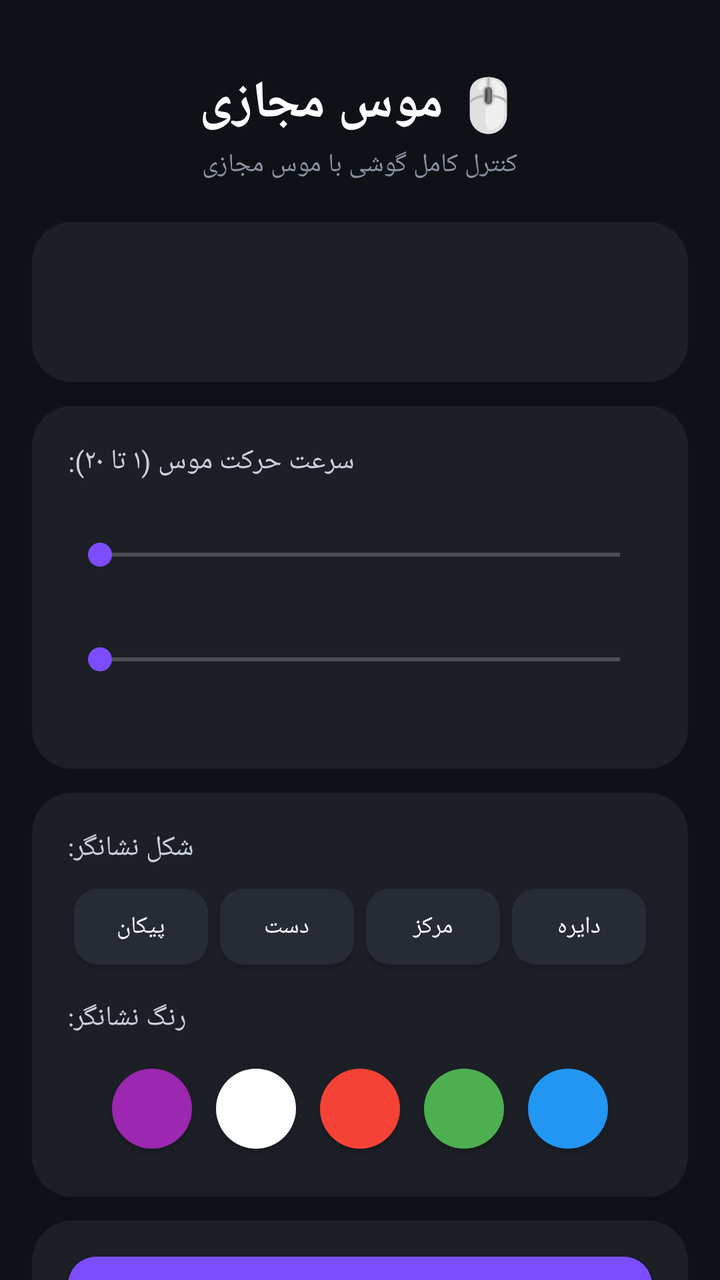
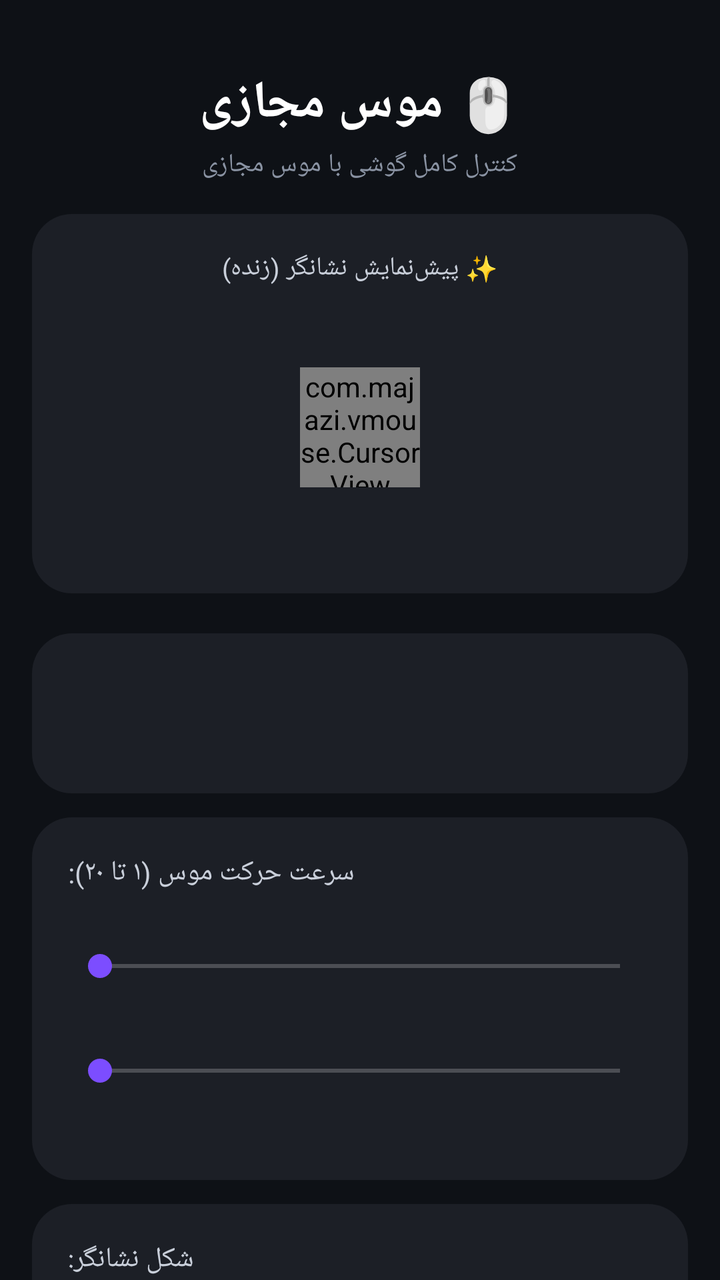

The first picture is an Android layout as it rendered before a commit; the second is the same layout after the commit. The layout source and the unified diff follow.
<!-- AndroidManifest.xml: application theme AppTheme -->
<!-- res/layout/activity_main.xml -->
<?xml version="1.0" encoding="utf-8"?>
<ScrollView xmlns:android="http://schemas.android.com/apk/res/android"
    android:layout_width="match_parent"
    android:layout_height="match_parent"
    android:fillViewport="true"
    android:scrollbars="none">

    <LinearLayout
        android:layout_width="match_parent"
        android:layout_height="wrap_content"
        android:orientation="vertical"
        android:padding="16dp">

        <TextView
            android:layout_width="wrap_content"
            android:layout_height="wrap_content"
            android:layout_gravity="center"
            android:layout_marginTop="18dp"
            android:text="@string/title"
            android:textColor="#FFFFFF"
            android:textSize="26sp"
            android:textStyle="bold" />

        <TextView
            android:layout_width="wrap_content"
            android:layout_height="wrap_content"
            android:layout_gravity="center"
            android:layout_marginTop="4dp"
            android:text="کنترل کامل گوشی با موس مجازی"
            android:textColor="#8A93A3"
            android:textSize="13sp" />

        
        <LinearLayout
            android:layout_width="match_parent"
            android:layout_height="wrap_content"
            android:layout_marginTop="20dp"
            android:background="@drawable/bg_card"
            android:orientation="vertical"
            android:padding="18dp">

            <TextView
                android:id="@+id/status_text"
                android:layout_width="wrap_content"
                android:layout_height="wrap_content"
                android:textColor="#FFFFFF"
                android:textSize="15sp" />

            <TextView
                android:id="@+id/notif_status"
                android:layout_width="wrap_content"
                android:layout_height="wrap_content"
                android:layout_marginTop="6dp"
                android:textColor="#8A93A3"
                android:textSize="13sp" />
        </LinearLayout>

        
        <LinearLayout
            android:layout_width="match_parent"
            android:layout_height="wrap_content"
            android:layout_marginTop="12dp"
            android:background="@drawable/bg_card"
            android:orientation="vertical"
            android:padding="18dp">

            <TextView
                android:layout_width="wrap_content"
                android:layout_height="wrap_content"
                android:text="@string/sensitivity_label"
                android:textColor="#C9CFDA"
                android:textSize="14sp" />

            <TextView
                android:id="@+id/sensitivity_label"
                android:layout_width="wrap_content"
                android:layout_height="wrap_content"
                android:layout_marginTop="4dp"
                android:textColor="#7C4DFF"
                android:textSize="15sp"
                android:textStyle="bold" />

            <SeekBar
                android:id="@+id/sensitivity_seek"
                android:layout_width="match_parent"
                android:layout_height="wrap_content"
                android:layout_marginTop="4dp" />

            <TextView
                android:id="@+id/size_label"
                android:layout_width="wrap_content"
                android:layout_height="wrap_content"
                android:layout_marginTop="10dp"
                android:textColor="#7C4DFF"
                android:textSize="15sp"
                android:textStyle="bold" />

            <SeekBar
                android:id="@+id/size_seek"
                android:layout_width="match_parent"
                android:layout_height="wrap_content"
                android:layout_marginTop="4dp" />

            <TextView
                android:id="@+id/current_config"
                android:layout_width="wrap_content"
                android:layout_height="wrap_content"
                android:layout_marginTop="10dp"
                android:textColor="#8A93A3"
                android:textSize="13sp" />
        </LinearLayout>

        
        <LinearLayout
            android:layout_width="match_parent"
            android:layout_height="wrap_content"
            android:layout_marginTop="12dp"
            android:background="@drawable/bg_card"
            android:orientation="vertical"
            android:padding="18dp">

            <TextView
                android:layout_width="wrap_content"
                android:layout_height="wrap_content"
                android:text="@string/shape_label"
                android:textColor="#C9CFDA"
                android:textSize="14sp" />

            <LinearLayout
                android:layout_width="match_parent"
                android:layout_height="wrap_content"
                android:layout_marginTop="8dp"
                android:orientation="horizontal">

                <Button
                    android:id="@+id/shape_arrow"
                    android:layout_width="0dp"
                    android:layout_height="38dp"
                    android:layout_margin="3dp"
                    android:layout_weight="1"
                    android:background="@drawable/bg_chip"
                    android:text="پیکان"
                    android:textColor="#FFFFFF"
                    android:textSize="12sp" />

                <Button
                    android:id="@+id/shape_hand"
                    android:layout_width="0dp"
                    android:layout_height="38dp"
                    android:layout_margin="3dp"
                    android:layout_weight="1"
                    android:background="@drawable/bg_chip"
                    android:text="دست"
                    android:textColor="#FFFFFF"
                    android:textSize="12sp" />

                <Button
                    android:id="@+id/shape_center"
                    android:layout_width="0dp"
                    android:layout_height="38dp"
                    android:layout_margin="3dp"
                    android:layout_weight="1"
                    android:background="@drawable/bg_chip"
                    android:text="مرکز"
                    android:textColor="#FFFFFF"
                    android:textSize="12sp" />

                <Button
                    android:id="@+id/shape_circle"
                    android:layout_width="0dp"
                    android:layout_height="38dp"
                    android:layout_margin="3dp"
                    android:layout_weight="1"
                    android:background="@drawable/bg_chip"
                    android:text="دایره"
                    android:textColor="#FFFFFF"
                    android:textSize="12sp" />
            </LinearLayout>

            <TextView
                android:layout_width="wrap_content"
                android:layout_height="wrap_content"
                android:layout_marginTop="14dp"
                android:text="@string/color_label"
                android:textColor="#C9CFDA"
                android:textSize="14sp" />

            <LinearLayout
                android:layout_width="wrap_content"
                android:layout_height="wrap_content"
                android:layout_marginTop="10dp"
                android:layout_gravity="center"
                android:orientation="horizontal">

                <Button
                    android:id="@+id/color_purple"
                    android:layout_width="40dp"
                    android:layout_height="40dp"
                    android:layout_margin="6dp"
                    android:background="@drawable/bg_dot_purple" />

                <Button
                    android:id="@+id/color_white"
                    android:layout_width="40dp"
                    android:layout_height="40dp"
                    android:layout_margin="6dp"
                    android:background="@drawable/bg_dot_white" />

                <Button
                    android:id="@+id/color_red"
                    android:layout_width="40dp"
                    android:layout_height="40dp"
                    android:layout_margin="6dp"
                    android:background="@drawable/bg_dot_red" />

                <Button
                    android:id="@+id/color_green"
                    android:layout_width="40dp"
                    android:layout_height="40dp"
                    android:layout_margin="6dp"
                    android:background="@drawable/bg_dot_green" />

                <Button
                    android:id="@+id/color_blue"
                    android:layout_width="40dp"
                    android:layout_height="40dp"
                    android:layout_margin="6dp"
                    android:background="@drawable/bg_dot_blue" />
            </LinearLayout>
        </LinearLayout>

        
        <LinearLayout
            android:layout_width="match_parent"
            android:layout_height="wrap_content"
            android:layout_marginTop="12dp"
            android:background="@drawable/bg_card"
            android:orientation="vertical"
            android:padding="18dp">

            <Button
                android:id="@+id/btn_accessibility"
                android:layout_width="match_parent"
                android:layout_height="46dp"
                android:background="@drawable/bg_accent"
                android:text="@string/open_accessibility"
                android:textColor="#FFFFFF"
                android:textSize="13sp" />

            <Button
                android:id="@+id/btn_app_info"
                android:layout_width="match_parent"
                android:layout_height="46dp"
                android:layout_marginTop="8dp"
                android:background="@drawable/bg_chip"
                android:text="@string/open_app_info"
                android:textColor="#FFFFFF"
                android:textSize="13sp" />

            <Button
                android:id="@+id/btn_notification"
                android:layout_width="match_parent"
                android:layout_height="46dp"
                android:layout_marginTop="8dp"
                android:background="@drawable/bg_chip"
                android:text="@string/request_notification"
                android:textColor="#FFFFFF"
                android:textSize="13sp" />
        </LinearLayout>

        
        <LinearLayout
            android:layout_width="match_parent"
            android:layout_height="wrap_content"
            android:layout_marginTop="12dp"
            android:background="@drawable/bg_card"
            android:orientation="vertical"
            android:padding="18dp">

            <TextView
                android:layout_width="wrap_content"
                android:layout_height="wrap_content"
                android:text="🎯 کالیبراسیون (اگر کلیک کمی جابه‌جا بود)"
                android:textColor="#C9CFDA"
                android:textSize="14sp" />

            <TextView
                android:layout_width="wrap_content"
                android:layout_height="wrap_content"
                android:layout_marginTop="8dp"
                android:text="افقی ← →"
                android:textColor="#8A93A3"
                android:textSize="12sp" />

            <SeekBar
                android:id="@+id/cal_x_seek"
                android:layout_width="match_parent"
                android:layout_height="wrap_content" />

            <TextView
                android:layout_width="wrap_content"
                android:layout_height="wrap_content"
                android:layout_marginTop="6dp"
                android:text="عمودی ↑ ↓"
                android:textColor="#8A93A3"
                android:textSize="12sp" />

            <SeekBar
                android:id="@+id/cal_y_seek"
                android:layout_width="match_parent"
                android:layout_height="wrap_content" />

            <Button
                android:id="@+id/btn_cal_reset"
                android:layout_width="match_parent"
                android:layout_height="40dp"
                android:layout_marginTop="10dp"
                android:background="@drawable/bg_chip"
                android:text="ریست کالیبراسیون"
                android:textColor="#FFFFFF"
                android:textSize="13sp" />
        </LinearLayout>

        
        <LinearLayout
            android:layout_width="match_parent"
            android:layout_height="wrap_content"
            android:layout_marginTop="12dp"
            android:layout_marginBottom="20dp"
            android:background="@drawable/bg_card"
            android:orientation="vertical"
            android:padding="18dp">

            <TextView
                android:layout_width="wrap_content"
                android:layout_height="wrap_content"
                android:text="@string/guide_title"
                android:textColor="#FFFFFF"
                android:textSize="16sp"
                android:textStyle="bold" />

            <TextView
                android:layout_width="wrap_content"
                android:layout_height="wrap_content"
                android:layout_marginTop="8dp"
                android:lineSpacingMultiplier="1.4"
                android:text="@string/guide_text"
                android:textColor="#B9C0CC"
                android:textSize="13sp" />
        </LinearLayout>

    </LinearLayout>
</ScrollView>
<!-- resources referenced by this layout -->
<resources>
  <!-- drawable bg_accent (drawable) -->
  <?xml version="1.0" encoding="utf-8"?>
  <shape xmlns:android="http://schemas.android.com/apk/res/android" android:shape="rectangle">
      <solid android:color="#7C4DFF" />
      <corners android:radius="14dp" />
  </shape>
  <!-- drawable bg_card (drawable) -->
  <?xml version="1.0" encoding="utf-8"?>
  <shape xmlns:android="http://schemas.android.com/apk/res/android" android:shape="rectangle">
      <solid android:color="#1C1F26" />
      <corners android:radius="20dp" />
  </shape>
  <!-- drawable bg_chip (drawable) -->
  <?xml version="1.0" encoding="utf-8"?>
  <shape xmlns:android="http://schemas.android.com/apk/res/android" android:shape="rectangle">
      <solid android:color="#262B36" />
      <corners android:radius="12dp" />
  </shape>
  <!-- drawable bg_dot_blue (drawable) -->
  <?xml version="1.0" encoding="utf-8"?>
  <shape xmlns:android="http://schemas.android.com/apk/res/android" android:shape="oval">
      <solid android:color="#2196F3" />
  </shape>
  <!-- drawable bg_dot_green (drawable) -->
  <?xml version="1.0" encoding="utf-8"?>
  <shape xmlns:android="http://schemas.android.com/apk/res/android" android:shape="oval">
      <solid android:color="#4CAF50" />
  </shape>
  <!-- drawable bg_dot_purple (drawable) -->
  <?xml version="1.0" encoding="utf-8"?>
  <shape xmlns:android="http://schemas.android.com/apk/res/android" android:shape="oval">
      <solid android:color="#9C27B0" />
  </shape>
  <!-- drawable bg_dot_red (drawable) -->
  <?xml version="1.0" encoding="utf-8"?>
  <shape xmlns:android="http://schemas.android.com/apk/res/android" android:shape="oval">
      <solid android:color="#F44336" />
  </shape>
  <!-- drawable bg_dot_white (drawable) -->
  <?xml version="1.0" encoding="utf-8"?>
  <shape xmlns:android="http://schemas.android.com/apk/res/android" android:shape="oval">
      <solid android:color="#FFFFFF" />
  </shape>
  <string name="color_label">رنگ نشانگر:</string>
  <string name="guide_text">۱) Accessibility را روشن کنید؛ Touchpad پایین صفحه و نشانگر ظاهر می‌شود.
  ⚠️ اگر پیام «تنظیمات محدود» (Restricted setting) دیدید: دکمه «اطلاعات برنامه» را بزنید ← منوی سه‌نقطه (⋮) بالا ← «اجازه تنظیمات محدود» را بزنید و دوباره امتحان کنید.
  ۲) حرکت انگشت روی Touchpad = جابه‌جایی نشانگر.
  ۳) Tap سریع = کلیک چپ • لمس طولانی = منو (کلیک چپ/راست، دابل کلیک، اسکرول، کپی، پیست، انتخاب همه).
  ۴) دکمه «درگ» = درگ‌کردن؛ دوباره بزنید تا رها شود.
  ۵) از نوتیفیکیشن می‌توانید موس را روشن/خاموش کنید.
  ⚠️ در صفحه رمز و اپ‌های بانکی اندروید اجازه کلیک نمی‌دهد.</string>
  <string name="guide_title">راهنمای استفاده</string>
  <string name="open_accessibility">فعال‌کردن Accessibility (تنظیمات)</string>
  <string name="open_app_info">باز کردن اطلاعات برنامه (برای «اجازه تنظیمات محدود»)</string>
  <string name="request_notification">دادن اجازه نوتیفیکیشن</string>
  <string name="sensitivity_label">سرعت حرکت موس (۱ تا ۲۰):</string>
  <string name="shape_label">شکل نشانگر:</string>
  <string name="title">🖱️ موس مجازی</string>
  <style name="AppTheme" parent="android:Theme.Material.NoActionBar">
          <item name="android:colorPrimary">#7C4DFF</item>
          <item name="android:colorAccent">#7C4DFF</item>
          <item name="android:windowBackground">#0E1116</item>
          <item name="android:statusBarColor">#0E1116</item>
          <item name="android:navigationBarColor">#0E1116</item>
      </style>
</resources>

<!-- the commit's change to res/layout/activity_main.xml (unified diff, before → after) -->
@@ -29,6 +29,36 @@
             android:text="کنترل کامل گوشی با موس مجازی"
             android:textColor="#8A93A3"
             android:textSize="13sp" />
+
+        
+        <LinearLayout
+            android:layout_width="match_parent"
+            android:layout_height="wrap_content"
+            android:layout_marginTop="16dp"
+            android:background="@drawable/bg_card"
+            android:orientation="vertical"
+            android:padding="18dp">
+
+            <TextView
+                android:layout_width="wrap_content"
+                android:layout_height="wrap_content"
+                android:layout_gravity="center"
+                android:text="✨ پیش‌نمایش نشانگر (زنده)"
+                android:textColor="#C9CFDA"
+                android:textSize="13sp" />
+
+            <FrameLayout
+                android:layout_width="match_parent"
+                android:layout_height="130dp"
+                android:layout_marginTop="6dp">
+
+                <com.majazi.vmouse.CursorView
+                    android:id="@+id/cursor_preview"
+                    android:layout_width="60dp"
+                    android:layout_height="60dp"
+                    android:layout_gravity="center" />
+            </FrameLayout>
+        </LinearLayout>
 
         
         <LinearLayout
